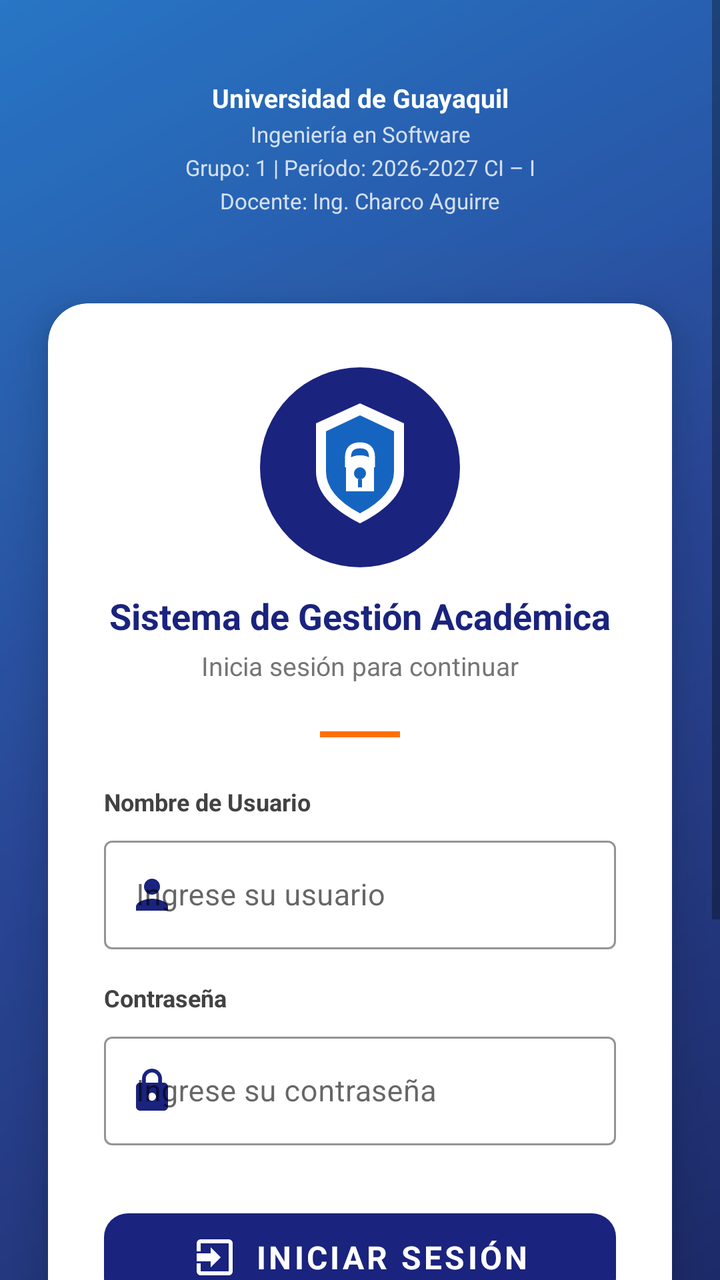
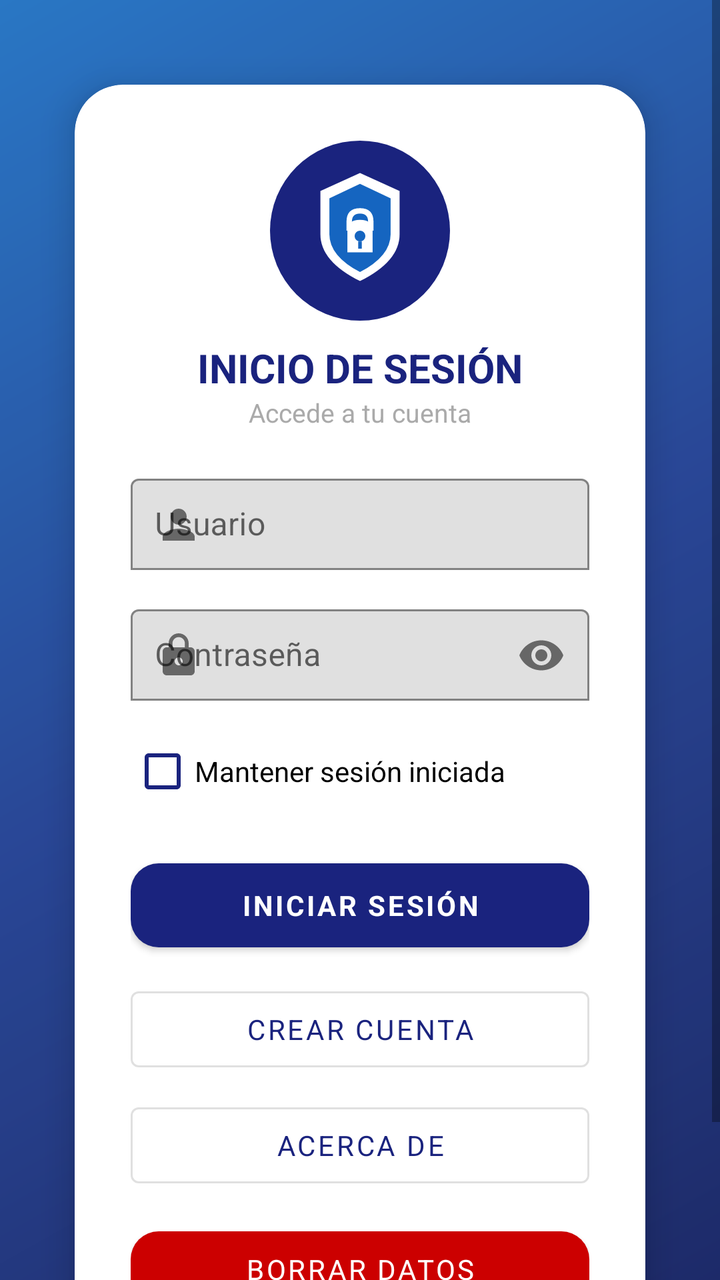

Compare the two renders of this Android layout. The source of the first and the diff that turns it into the second are given below.
<!-- AndroidManifest.xml: application theme Theme.LoginApp -->
<!-- res/layout/activity_main.xml -->
<?xml version="1.0" encoding="utf-8"?>
<ScrollView xmlns:android="http://schemas.android.com/apk/res/android"
    xmlns:app="http://schemas.android.com/apk/res-auto"
    android:layout_width="match_parent"
    android:layout_height="match_parent"
    android:fillViewport="true"
    android:background="@drawable/fondo_degradado">

    <androidx.constraintlayout.widget.ConstraintLayout
        android:layout_width="match_parent"
        android:layout_height="wrap_content"
        android:minHeight="@dimen/altura_minima_pantalla"
        android:paddingBottom="32dp">

        
        <LinearLayout
            android:id="@+id/layoutCabecera"
            android:layout_width="0dp"
            android:layout_height="wrap_content"
            android:background="@color/colorCabecera"
            android:orientation="vertical"
            android:paddingTop="40dp"
            android:paddingBottom="16dp"
            android:paddingStart="20dp"
            android:paddingEnd="20dp"
            app:layout_constraintEnd_toEndOf="parent"
            app:layout_constraintStart_toStartOf="parent"
            app:layout_constraintTop_toTopOf="parent">

            <TextView
                android:id="@+id/txtNombreInstitucion"
                android:layout_width="match_parent"
                android:layout_height="wrap_content"
                android:gravity="center"
                android:text="@string/nombre_institucion"
                android:textColor="@color/blanco"
                android:textSize="13sp"
                android:textStyle="bold" />

            <TextView
                android:id="@+id/txtNombreCarrera"
                android:layout_width="match_parent"
                android:layout_height="wrap_content"
                android:text="@string/nombre_carrera"
                android:textColor="@color/blancoSemiTransparente"
                android:textSize="11sp"
                android:gravity="center"
                android:layout_marginTop="2dp"/>

            <TextView
                android:id="@+id/txtDatosGrupo"
                android:layout_width="match_parent"
                android:layout_height="wrap_content"
                android:text="@string/datos_grupo"
                android:textColor="@color/blancoSemiTransparente"
                android:textSize="11sp"
                android:gravity="center"
                android:layout_marginTop="2dp"/>

            <TextView
                android:id="@+id/txtNombreDocente"
                android:layout_width="match_parent"
                android:layout_height="wrap_content"
                android:text="@string/nombre_docente"
                android:textColor="@color/blancoSemiTransparente"
                android:textSize="11sp"
                android:gravity="center"
                android:layout_marginTop="2dp"/>

        </LinearLayout>

        
        <androidx.cardview.widget.CardView
            android:id="@+id/tarjetaLogin"
            android:layout_width="0dp"
            android:layout_height="wrap_content"
            android:layout_marginStart="24dp"
            android:layout_marginEnd="24dp"
            android:layout_marginTop="28dp"
            app:cardCornerRadius="20dp"
            app:cardElevation="12dp"
            app:cardBackgroundColor="@color/blanco"
            app:layout_constraintEnd_toEndOf="parent"
            app:layout_constraintStart_toStartOf="parent"
            app:layout_constraintTop_toBottomOf="@id/layoutCabecera">

            <LinearLayout
                android:layout_width="match_parent"
                android:layout_height="wrap_content"
                android:orientation="vertical"
                android:paddingStart="28dp"
                android:paddingEnd="28dp"
                android:paddingTop="32dp"
                android:paddingBottom="32dp">

                
                <ImageView
                    android:id="@+id/imagenLogin"
                    android:layout_width="100dp"
                    android:layout_height="100dp"
                    android:layout_gravity="center"
                    android:src="@drawable/ic_login_escudo"
                    android:contentDescription="@string/descripcion_imagen_login" />

                
                <TextView
                    android:id="@+id/txtTituloProyecto"
                    android:layout_width="match_parent"
                    android:layout_height="wrap_content"
                    android:text="@string/titulo_proyecto"
                    android:textColor="@color/colorPrimario"
                    android:textSize="18sp"
                    android:textStyle="bold"
                    android:gravity="center"
                    android:layout_marginTop="12dp" />

                <TextView
                    android:id="@+id/txtSubtituloLogin"
                    android:layout_width="match_parent"
                    android:layout_height="wrap_content"
                    android:text="@string/subtitulo_login"
                    android:textColor="@color/grisTexto"
                    android:textSize="13sp"
                    android:gravity="center"
                    android:layout_marginTop="4dp"
                    android:layout_marginBottom="24dp" />

                
                <View
                    android:layout_width="40dp"
                    android:layout_height="3dp"
                    android:layout_gravity="center"
                    android:background="@color/colorAcento"
                    android:layout_marginBottom="24dp" />

                
                <TextView
                    android:layout_width="match_parent"
                    android:layout_height="wrap_content"
                    android:text="@string/etiqueta_usuario"
                    android:textColor="@color/grisOscuro"
                    android:textSize="12sp"
                    android:textStyle="bold"
                    android:layout_marginBottom="6dp" />

                <com.google.android.material.textfield.TextInputLayout
                    android:id="@+id/contenedorNombreUsuario"
                    style="@style/Widget.MaterialComponents.TextInputLayout.OutlinedBox"
                    android:layout_width="match_parent"
                    android:layout_height="wrap_content"
                    android:layout_marginBottom="16dp"
                    app:boxStrokeColor="@color/colorPrimario"
                    app:hintTextColor="@color/colorPrimario"
                    app:startIconDrawable="@drawable/ic_persona"
                    app:startIconTint="@color/colorPrimario">

                    <com.google.android.material.textfield.TextInputEditText
                        android:id="@+id/campoNombreUsuario"
                        android:layout_width="match_parent"
                        android:layout_height="wrap_content"
                        android:hint="@string/hint_usuario"
                        android:inputType="text"
                        android:maxLines="1"
                        android:textColor="@color/negroTexto"
                        android:textSize="15sp" />

                </com.google.android.material.textfield.TextInputLayout>

                
                <TextView
                    android:layout_width="match_parent"
                    android:layout_height="wrap_content"
                    android:text="@string/etiqueta_contrasena"
                    android:textColor="@color/grisOscuro"
                    android:textSize="12sp"
                    android:textStyle="bold"
                    android:layout_marginBottom="6dp" />

                <com.google.android.material.textfield.TextInputLayout
                    android:id="@+id/contenedorContrasena"
                    style="@style/Widget.MaterialComponents.TextInputLayout.OutlinedBox"
                    android:layout_width="match_parent"
                    android:layout_height="wrap_content"
                    android:layout_marginBottom="28dp"
                    app:boxStrokeColor="@color/colorPrimario"
                    app:hintTextColor="@color/colorPrimario"

                    app:passwordToggleEnabled="true"


                    app:startIconDrawable="@drawable/ic_candado"
                    app:startIconTint="@color/colorPrimario"
                    app:endIconMode="password_toggle">

                    <com.google.android.material.textfield.TextInputEditText
                        android:id="@+id/campoContrasena"
                        android:layout_width="match_parent"
                        android:layout_height="wrap_content"
                        android:hint="@string/hint_contrasena"
                        android:inputType="textPassword"
                        android:maxLines="1"
                        android:textColor="@color/negroTexto"
                        android:textSize="15sp" />

                </com.google.android.material.textfield.TextInputLayout>

                
                <com.google.android.material.button.MaterialButton
                    android:id="@+id/botonIniciarSesion"
                    android:layout_width="match_parent"
                    android:layout_height="56dp"
                    android:text="@string/texto_boton_login"
                    android:textSize="16sp"
                    android:textStyle="bold"
                    android:textColor="@color/blanco"
                    app:backgroundTint="@color/colorPrimario"
                    app:cornerRadius="12dp"
                    app:icon="@drawable/ic_iniciar_sesion"
                    app:iconGravity="textStart"
                    app:iconTint="@color/blanco" />



                
                <com.google.android.material.button.MaterialButton
                    android:id="@+id/botonCrearCuenta"
                    style="@style/Widget.MaterialComponents.Button.OutlinedButton"
                    android:layout_width="match_parent"
                    android:layout_height="56dp"
                    android:layout_marginTop="12dp"
                    android:text="Crear cuenta"
                    android:textSize="16sp"
                    android:textStyle="bold"
                    android:textColor="@color/colorPrimario"
                    app:strokeColor="@color/colorPrimario"
                    app:cornerRadius="12dp" />

                //
                <Button
                    android:id="@+id/btn_Cerrar"
                    android:layout_width="match_parent"
                    android:layout_height="wrap_content"
                    android:text="Cerrar"
                    android:layout_marginTop="20dp"
                    android:layout_marginStart="24dp"
                    android:layout_marginEnd="24dp"
                    app:layout_constraintTop_toBottomOf="@id/txtPiePagina"
                    app:layout_constraintStart_toStartOf="parent"
                    app:layout_constraintEnd_toEndOf="parent" />


            </LinearLayout>
        </androidx.cardview.widget.CardView>

        
        <TextView
            android:id="@+id/txtPiePagina"
            android:layout_width="wrap_content"
            android:layout_height="wrap_content"
            android:text="@string/pie_pagina"
            android:textColor="@color/blancoSemiTransparente"
            android:textSize="11sp"
            android:layout_marginTop="20dp"
            app:layout_constraintTop_toBottomOf="@id/tarjetaLogin"
            app:layout_constraintStart_toStartOf="parent"
            app:layout_constraintEnd_toEndOf="parent" />

    </androidx.constraintlayout.widget.ConstraintLayout>

</ScrollView>
<!-- resources referenced by this layout -->
<resources>
  <color name="blanco">#FFFFFF</color>
  <color name="blancoSemiTransparente">#CCFFFFFF</color>
  <color name="colorAcento">#FF6F00</color>
  <color name="colorCabecera">#0D1B5ECC</color>
  <color name="colorPrimario">#1A237E</color>
  <color name="grisOscuro">#424242</color>
  <color name="grisTexto">#757575</color>
  <color name="negroTexto">#212121</color>
  <dimen name="altura_minima_pantalla">700dp</dimen>
  <!-- drawable fondo_degradado (drawable) -->
  <?xml version="1.0" encoding="utf-8"?>
  <layer-list xmlns:android="http://schemas.android.com/apk/res/android">
  
      
      <item>
          <shape android:shape="rectangle">
              <gradient
                  android:startColor="#0D1B5E"
                  android:centerColor="#1A3A8F"
                  android:endColor="#1A6DC0"
                  android:angle="135"
                  android:type="linear" />
          </shape>
      </item>
  
      
      <item>
          <shape android:shape="rectangle">
              <solid android:color="#11FFFFFF" />
          </shape>
      </item>
  
  </layer-list>
  <!-- drawable ic_candado (drawable) -->
  <?xml version="1.0" encoding="utf-8"?>
  <vector xmlns:android="http://schemas.android.com/apk/res/android"
      android:width="24dp"
      android:height="24dp"
      android:viewportWidth="24"
      android:viewportHeight="24"
      android:tint="#1A237E">
      <path
          android:fillColor="@android:color/white"
          android:pathData="M18,8h-1L17,6c0,-2.76 -2.24,-5 -5,-5S7,3.24 7,6v2L6,8c-1.1,0 -2,0.9 -2,2v10c0,1.1 0.9,2 2,2h12c1.1,0 2,-0.9 2,-2L20,10c0,-1.1 -0.9,-2 -2,-2zM12,17c-1.1,0 -2,-0.9 -2,-2s0.9,-2 2,-2 2,0.9 2,2 -0.9,2 -2,2zM15.1,8L8.9,8L8.9,6c0,-1.71 1.39,-3.1 3.1,-3.1 1.71,0 3.1,1.39 3.1,3.1v2z"/>
  </vector>
  <!-- drawable ic_iniciar_sesion (drawable) -->
  <?xml version="1.0" encoding="utf-8"?>
  <vector xmlns:android="http://schemas.android.com/apk/res/android"
      android:width="24dp"
      android:height="24dp"
      android:viewportWidth="24"
      android:viewportHeight="24"
      android:tint="#FFFFFF">
      <path
          android:fillColor="@android:color/white"
          android:pathData="M10,17v-3H3v-4h7V7l5,5-5,5zM19,3H5c-1.1,0 -2,0.9 -2,2v4h2V5h14v14H5v-4H3v4c0,1.1 0.9,2 2,2h14c1.1,0 2,-0.9 2,-2V5c0,-1.1 -0.9,-2 -2,-2z"/>
  </vector>
  <!-- drawable ic_persona (drawable) -->
  <?xml version="1.0" encoding="utf-8"?>
  <vector xmlns:android="http://schemas.android.com/apk/res/android"
      android:width="24dp"
      android:height="24dp"
      android:viewportWidth="24"
      android:viewportHeight="24"
      android:tint="#1A237E">
      <path
          android:fillColor="@android:color/white"
          android:pathData="M12,12c2.21,0 4,-1.79 4,-4s-1.79,-4 -4,-4 -4,1.79 -4,4 1.79,4 4,4zM12,14c-2.67,0 -8,1.34 -8,4v2h16v-2c0,-2.66 -5.33,-4 -8,-4z"/>
  </vector>
  <string name="datos_grupo">Grupo: 1  |  Período: 2026-2027 CI – I</string>
  <string name="descripcion_imagen_login">Ícono de inicio de sesión seguro</string>
  <string name="etiqueta_contrasena">Contraseña</string>
  <string name="etiqueta_usuario">Nombre de Usuario</string>
  <string name="hint_contrasena">Ingrese su contraseña</string>
  <string name="hint_usuario">Ingrese su usuario</string>
  <string name="nombre_carrera">Ingeniería en Software</string>
  <string name="nombre_docente">Docente: Ing. Charco Aguirre</string>
  <string name="nombre_institucion">Universidad de Guayaquil</string>
  <string name="pie_pagina">© 2026 – Desarrollo de Aplicaciones Móviles</string>
  <string name="subtitulo_login">Inicia sesión para continuar</string>
  <string name="texto_boton_login">Iniciar Sesión</string>
  <string name="titulo_proyecto">Sistema de Gestión Académica</string>
  <color name="colorPrimarioVariante">#283593</color>
  <color name="colorFondoInicio">#0D1B5E</color>
  <!-- unchanged entries left out for length: 2 -->
</resources>

<!-- the commit's change to res/layout/activity_main.xml (unified diff, before → after) -->
@@ -10,261 +10,145 @@
         android:layout_width="match_parent"
         android:layout_height="wrap_content"
         android:minHeight="@dimen/altura_minima_pantalla"
-        android:paddingBottom="32dp">
-
-        
-        <LinearLayout
-            android:id="@+id/layoutCabecera"
-            android:layout_width="0dp"
-            android:layout_height="wrap_content"
-            android:background="@color/colorCabecera"
-            android:orientation="vertical"
-            android:paddingTop="40dp"
-            android:paddingBottom="16dp"
-            android:paddingStart="20dp"
-            android:paddingEnd="20dp"
-            app:layout_constraintEnd_toEndOf="parent"
-            app:layout_constraintStart_toStartOf="parent"
-            app:layout_constraintTop_toTopOf="parent">
-
-            <TextView
-                android:id="@+id/txtNombreInstitucion"
-                android:layout_width="match_parent"
-                android:layout_height="wrap_content"
-                android:gravity="center"
-                android:text="@string/nombre_institucion"
-                android:textColor="@color/blanco"
-                android:textSize="13sp"
-                android:textStyle="bold" />
-
-            <TextView
-                android:id="@+id/txtNombreCarrera"
-                android:layout_width="match_parent"
-                android:layout_height="wrap_content"
-                android:text="@string/nombre_carrera"
-                android:textColor="@color/blancoSemiTransparente"
-                android:textSize="11sp"
-                android:gravity="center"
-                android:layout_marginTop="2dp"/>
-
-            <TextView
-                android:id="@+id/txtDatosGrupo"
-                android:layout_width="match_parent"
-                android:layout_height="wrap_content"
-                android:text="@string/datos_grupo"
-                android:textColor="@color/blancoSemiTransparente"
-                android:textSize="11sp"
-                android:gravity="center"
-                android:layout_marginTop="2dp"/>
-
-            <TextView
-                android:id="@+id/txtNombreDocente"
-                android:layout_width="match_parent"
-                android:layout_height="wrap_content"
-                android:text="@string/nombre_docente"
-                android:textColor="@color/blancoSemiTransparente"
-                android:textSize="11sp"
-                android:gravity="center"
-                android:layout_marginTop="2dp"/>
-
-        </LinearLayout>
+        android:padding="20dp">
 
         
         <androidx.cardview.widget.CardView
             android:id="@+id/tarjetaLogin"
             android:layout_width="0dp"
             android:layout_height="wrap_content"
-            android:layout_marginStart="24dp"
-            android:layout_marginEnd="24dp"
-            android:layout_marginTop="28dp"
-            app:cardCornerRadius="20dp"
-            app:cardElevation="12dp"
-            app:cardBackgroundColor="@color/blanco"
-            app:layout_constraintEnd_toEndOf="parent"
+            app:cardCornerRadius="24dp"
+            app:cardElevation="10dp"
+            app:cardUseCompatPadding="true"
+            app:cardBackgroundColor="@android:color/white"
+            app:layout_constraintTop_toTopOf="parent"
+            app:layout_constraintBottom_toBottomOf="parent"
             app:layout_constraintStart_toStartOf="parent"
-            app:layout_constraintTop_toBottomOf="@id/layoutCabecera">
+            app:layout_constraintEnd_toEndOf="parent">
 
             <LinearLayout
                 android:layout_width="match_parent"
                 android:layout_height="wrap_content"
                 android:orientation="vertical"
-                android:paddingStart="28dp"
-                android:paddingEnd="28dp"
-                android:paddingTop="32dp"
-                android:paddingBottom="32dp">
+                android:padding="28dp">
 
                 
                 <ImageView
-                    android:id="@+id/imagenLogin"
-                    android:layout_width="100dp"
-                    android:layout_height="100dp"
+                    android:layout_width="90dp"
+                    android:layout_height="90dp"
                     android:layout_gravity="center"
                     android:src="@drawable/ic_login_escudo"
-                    android:contentDescription="@string/descripcion_imagen_login" />
-
-                
-                <TextView
-                    android:id="@+id/txtTituloProyecto"
-                    android:layout_width="match_parent"
-                    android:layout_height="wrap_content"
-                    android:text="@string/titulo_proyecto"
-                    android:textColor="@color/colorPrimario"
-                    android:textSize="18sp"
-                    android:textStyle="bold"
-                    android:gravity="center"
-                    android:layout_marginTop="12dp" />
-
-                <TextView
-                    android:id="@+id/txtSubtituloLogin"
-                    android:layout_width="match_parent"
-                    android:layout_height="wrap_content"
-                    android:text="@string/subtitulo_login"
-                    android:textColor="@color/grisTexto"
-                    android:textSize="13sp"
-                    android:gravity="center"
-                    android:layout_marginTop="4dp"
-                    android:layout_marginBottom="24dp" />
-
-                
-                <View
-                    android:layout_width="40dp"
-                    android:layout_height="3dp"
-                    android:layout_gravity="center"
-                    android:background="@color/colorAcento"
-                    android:layout_marginBottom="24dp" />
+                    android:contentDescription="Logo"/>
 
                 
                 <TextView
                     android:layout_width="match_parent"
                     android:layout_height="wrap_content"
-                    android:text="@string/etiqueta_usuario"
-                    android:textColor="@color/grisOscuro"
-                    android:textSize="12sp"
+                    android:text="INICIO DE SESIÓN"
                     android:textStyle="bold"
-                    android:layout_marginBottom="6dp" />
+                    android:textSize="20sp"
+                    android:gravity="center"
+                    android:textColor="@color/colorPrimario"
+                    android:layout_marginTop="10dp"/>
 
-                <com.google.android.material.textfield.TextInputLayout
-                    android:id="@+id/contenedorNombreUsuario"
-                    style="@style/Widget.MaterialComponents.TextInputLayout.OutlinedBox"
+                <TextView
                     android:layout_width="match_parent"
                     android:layout_height="wrap_content"
-                    android:layout_marginBottom="16dp"
-                    app:boxStrokeColor="@color/colorPrimario"
-                    app:hintTextColor="@color/colorPrimario"
+                    android:text="Accede a tu cuenta"
+                    android:gravity="center"
+                    android:textSize="13sp"
+                    android:textColor="@android:color/darker_gray"
+                    android:layout_marginBottom="18dp"/>
+
+                
+                <com.google.android.material.textfield.TextInputLayout
+                    android:layout_width="match_parent"
+                    android:layout_height="wrap_content"
                     app:startIconDrawable="@drawable/ic_persona"
-                    app:startIconTint="@color/colorPrimario">
+                    app:boxBackgroundMode="outline"
+                    app:boxStrokeColor="@color/colorPrimario">
 
                     <com.google.android.material.textfield.TextInputEditText
                         android:id="@+id/campoNombreUsuario"
                         android:layout_width="match_parent"
                         android:layout_height="wrap_content"
-                        android:hint="@string/hint_usuario"
+                        android:hint="Usuario"
                         android:inputType="text"
-                        android:maxLines="1"
-                        android:textColor="@color/negroTexto"
-                        android:textSize="15sp" />
-
+                        android:padding="12dp"/>
                 </com.google.android.material.textfield.TextInputLayout>
 
                 
-                <TextView
+                <com.google.android.material.textfield.TextInputLayout
                     android:layout_width="match_parent"
                     android:layout_height="wrap_content"
-                    android:text="@string/etiqueta_contrasena"
-                    android:textColor="@color/grisOscuro"
-                    android:textSize="12sp"
-                    android:textStyle="bold"
-                    android:layout_marginBottom="6dp" />
-
-                <com.google.android.material.textfield.TextInputLayout
-                    android:id="@+id/contenedorContrasena"
-                    style="@style/Widget.MaterialComponents.TextInputLayout.OutlinedBox"
-                    android:layout_width="match_parent"
-                    android:layout_height="wrap_content"
-                    android:layout_marginBottom="28dp"
-                    app:boxStrokeColor="@color/colorPrimario"
-                    app:hintTextColor="@color/colorPrimario"
-
-                    app:passwordToggleEnabled="true"
-
-
+                    android:layout_marginTop="12dp"
                     app:startIconDrawable="@drawable/ic_candado"
-                    app:startIconTint="@color/colorPrimario"
-                    app:endIconMode="password_toggle">
+                    app:endIconMode="password_toggle"
+                    app:boxBackgroundMode="outline"
+                    app:boxStrokeColor="@color/colorPrimario">
 
                     <com.google.android.material.textfield.TextInputEditText
                         android:id="@+id/campoContrasena"
                         android:layout_width="match_parent"
                         android:layout_height="wrap_content"
-                        android:hint="@string/hint_contrasena"
+                        android:hint="Contraseña"
                         android:inputType="textPassword"
-                        android:maxLines="1"
-                        android:textColor="@color/negroTexto"
-                        android:textSize="15sp" />
+                        android:padding="12dp"/>
+                </com.google.android.material.textfield.TextInputLayout>
 
-                </com.google.android.material.textfield.TextInputLayout>
+                
+                <CheckBox
+                    android:id="@+id/checkRecordar"
+                    android:layout_width="wrap_content"
+                    android:layout_height="wrap_content"
+                    android:text="Mantener sesión iniciada"
+                    android:layout_marginTop="10dp"
+                    android:buttonTint="@color/colorPrimario"/>
 
                 
                 <com.google.android.material.button.MaterialButton
                     android:id="@+id/botonIniciarSesion"
                     android:layout_width="match_parent"
-                    android:layout_height="56dp"
-                    android:text="@string/texto_boton_login"
-                    android:textSize="16sp"
+                    android:layout_height="54dp"
+                    android:text="INICIAR SESIÓN"
                     android:textStyle="bold"
-                    android:textColor="@color/blanco"
-                    app:backgroundTint="@color/colorPrimario"
-                    app:cornerRadius="12dp"
-                    app:icon="@drawable/ic_iniciar_sesion"
-                    app:iconGravity="textStart"
-                    app:iconTint="@color/blanco" />
-
-
+                    android:textColor="@android:color/white"
+                    android:layout_marginTop="16dp"
+                    app:cornerRadius="14dp"
+                    app:backgroundTint="@color/colorPrimario"/>
 
                 
                 <com.google.android.material.button.MaterialButton
                     android:id="@+id/botonCrearCuenta"
-                    style="@style/Widget.MaterialComponents.Button.OutlinedButton"
                     android:layout_width="match_parent"
-                    android:layout_height="56dp"
-                    android:layout_marginTop="12dp"
+                    android:layout_height="50dp"
                     android:text="Crear cuenta"
-                    android:textSize="16sp"
-                    android:textStyle="bold"
-                    android:textColor="@color/colorPrimario"
-                    app:strokeColor="@color/colorPrimario"
-                    app:cornerRadius="12dp" />
+                    android:layout_marginTop="10dp"
+                    style="@style/Widget.MaterialComponents.Button.OutlinedButton"/>
 
-                //
-                <Button
+                
+                <com.google.android.material.button.MaterialButton
+                    android:id="@+id/botonAcercaDe"
+                    android:layout_width="match_parent"
+                    android:layout_height="50dp"
+                    android:text="Acerca de"
+                    android:layout_marginTop="8dp"
+                    style="@style/Widget.MaterialComponents.Button.OutlinedButton"/>
+
+                
+                <com.google.android.material.button.MaterialButton
                     android:id="@+id/btn_Cerrar"
                     android:layout_width="match_parent"
-                    android:layout_height="wrap_content"
-                    android:text="Cerrar"
-                    android:layout_marginTop="20dp"
-                    android:layout_marginStart="24dp"
-                    android:layout_marginEnd="24dp"
-                    app:layout_constraintTop_toBottomOf="@id/txtPiePagina"
-                    app:layout_constraintStart_toStartOf="parent"
-                    app:layout_constraintEnd_toEndOf="parent" />
-
+                    android:layout_height="50dp"
+                    android:text="Borrar datos"
+                    android:textColor="@android:color/white"
+                    android:layout_marginTop="12dp"
+                    app:backgroundTint="@android:color/holo_red_dark"
+                    app:cornerRadius="14dp"/>
 
             </LinearLayout>
         </androidx.cardview.widget.CardView>
 
-        
-        <TextView
-            android:id="@+id/txtPiePagina"
-            android:layout_width="wrap_content"
-            android:layout_height="wrap_content"
-            android:text="@string/pie_pagina"
-            android:textColor="@color/blancoSemiTransparente"
-            android:textSize="11sp"
-            android:layout_marginTop="20dp"
-            app:layout_constraintTop_toBottomOf="@id/tarjetaLogin"
-            app:layout_constraintStart_toStartOf="parent"
-            app:layout_constraintEnd_toEndOf="parent" />
-
     </androidx.constraintlayout.widget.ConstraintLayout>
 
 </ScrollView>
<!-- resource entries referenced after the edit -->
@@ -1,13 +1,8 @@
 <!-- resources referenced by this layout -->
 <resources>
   <color name="blanco">#FFFFFF</color>
-  <color name="blancoSemiTransparente">#CCFFFFFF</color>
   <color name="colorAcento">#FF6F00</color>
-  <color name="colorCabecera">#0D1B5ECC</color>
   <color name="colorPrimario">#1A237E</color>
-  <color name="grisOscuro">#424242</color>
-  <color name="grisTexto">#757575</color>
-  <color name="negroTexto">#212121</color>
   <dimen name="altura_minima_pantalla">700dp</dimen>
   <!-- drawable fondo_degradado (drawable) -->
   <?xml version="1.0" encoding="utf-8"?>
@@ -45,18 +40,6 @@
           android:fillColor="@android:color/white"
           android:pathData="M18,8h-1L17,6c0,-2.76 -2.24,-5 -5,-5S7,3.24 7,6v2L6,8c-1.1,0 -2,0.9 -2,2v10c0,1.1 0.9,2 2,2h12c1.1,0 2,-0.9 2,-2L20,10c0,-1.1 -0.9,-2 -2,-2zM12,17c-1.1,0 -2,-0.9 -2,-2s0.9,-2 2,-2 2,0.9 2,2 -0.9,2 -2,2zM15.1,8L8.9,8L8.9,6c0,-1.71 1.39,-3.1 3.1,-3.1 1.71,0 3.1,1.39 3.1,3.1v2z"/>
   </vector>
-  <!-- drawable ic_iniciar_sesion (drawable) -->
-  <?xml version="1.0" encoding="utf-8"?>
-  <vector xmlns:android="http://schemas.android.com/apk/res/android"
-      android:width="24dp"
-      android:height="24dp"
-      android:viewportWidth="24"
-      android:viewportHeight="24"
-      android:tint="#FFFFFF">
-      <path
-          android:fillColor="@android:color/white"
-          android:pathData="M10,17v-3H3v-4h7V7l5,5-5,5zM19,3H5c-1.1,0 -2,0.9 -2,2v4h2V5h14v14H5v-4H3v4c0,1.1 0.9,2 2,2h14c1.1,0 2,-0.9 2,-2V5c0,-1.1 -0.9,-2 -2,-2z"/>
-  </vector>
   <!-- drawable ic_persona (drawable) -->
   <?xml version="1.0" encoding="utf-8"?>
   <vector xmlns:android="http://schemas.android.com/apk/res/android"
@@ -69,19 +52,6 @@
           android:fillColor="@android:color/white"
           android:pathData="M12,12c2.21,0 4,-1.79 4,-4s-1.79,-4 -4,-4 -4,1.79 -4,4 1.79,4 4,4zM12,14c-2.67,0 -8,1.34 -8,4v2h16v-2c0,-2.66 -5.33,-4 -8,-4z"/>
   </vector>
-  <string name="datos_grupo">Grupo: 1  |  Período: 2026-2027 CI – I</string>
-  <string name="descripcion_imagen_login">Ícono de inicio de sesión seguro</string>
-  <string name="etiqueta_contrasena">Contraseña</string>
-  <string name="etiqueta_usuario">Nombre de Usuario</string>
-  <string name="hint_contrasena">Ingrese su contraseña</string>
-  <string name="hint_usuario">Ingrese su usuario</string>
-  <string name="nombre_carrera">Ingeniería en Software</string>
-  <string name="nombre_docente">Docente: Ing. Charco Aguirre</string>
-  <string name="nombre_institucion">Universidad de Guayaquil</string>
-  <string name="pie_pagina">© 2026 – Desarrollo de Aplicaciones Móviles</string>
-  <string name="subtitulo_login">Inicia sesión para continuar</string>
-  <string name="texto_boton_login">Iniciar Sesión</string>
-  <string name="titulo_proyecto">Sistema de Gestión Académica</string>
   <color name="colorPrimarioVariante">#283593</color>
   <color name="colorFondoInicio">#0D1B5E</color>
   <!-- unchanged entries left out for length: 2 -->
